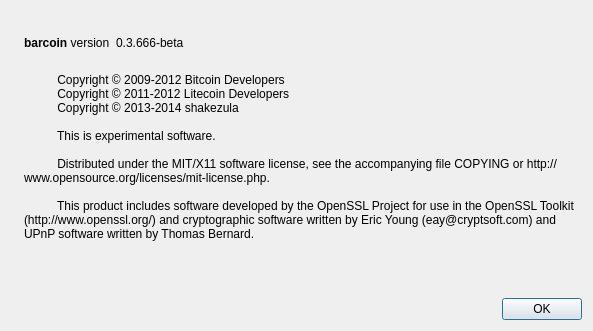
hmtoshi/t01, file src/qt/forms/aboutdialog.ui: the form before one commit.
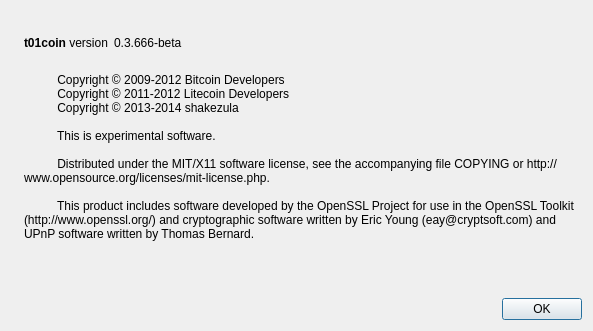
The form after the commit. Icons and pictures are not drawn.

What changed in the file:
```diff
--- a/src/qt/forms/aboutdialog.ui
+++ b/src/qt/forms/aboutdialog.ui
@@ -50,7 +50,7 @@
           <cursorShape>IBeamCursor</cursorShape>
          </property>
          <property name="text">
-          <string>&lt;b&gt;barcoin&lt;/b&gt; version</string>
+          <string>&lt;b&gt;t01coin&lt;/b&gt; version</string>
          </property>
          <property name="textInteractionFlags">
           <set>Qt::LinksAccessibleByMouse|Qt::TextSelectableByKeyboard|Qt::TextSelectableByMouse</set>
```
Left out of the diff: 2 changed lines with no effect on the pictures.
